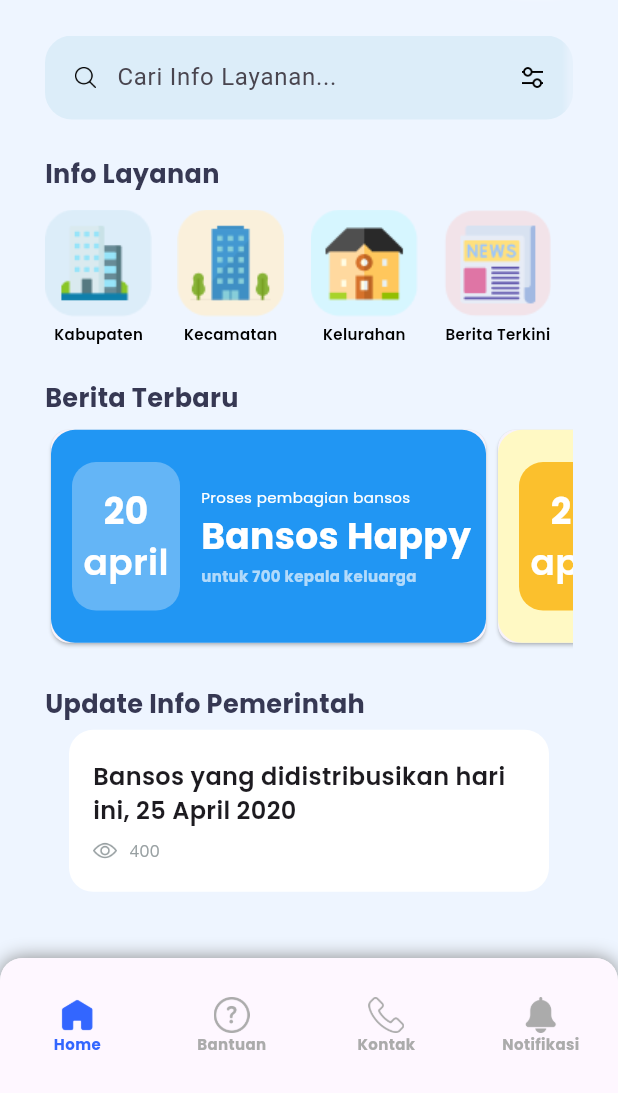
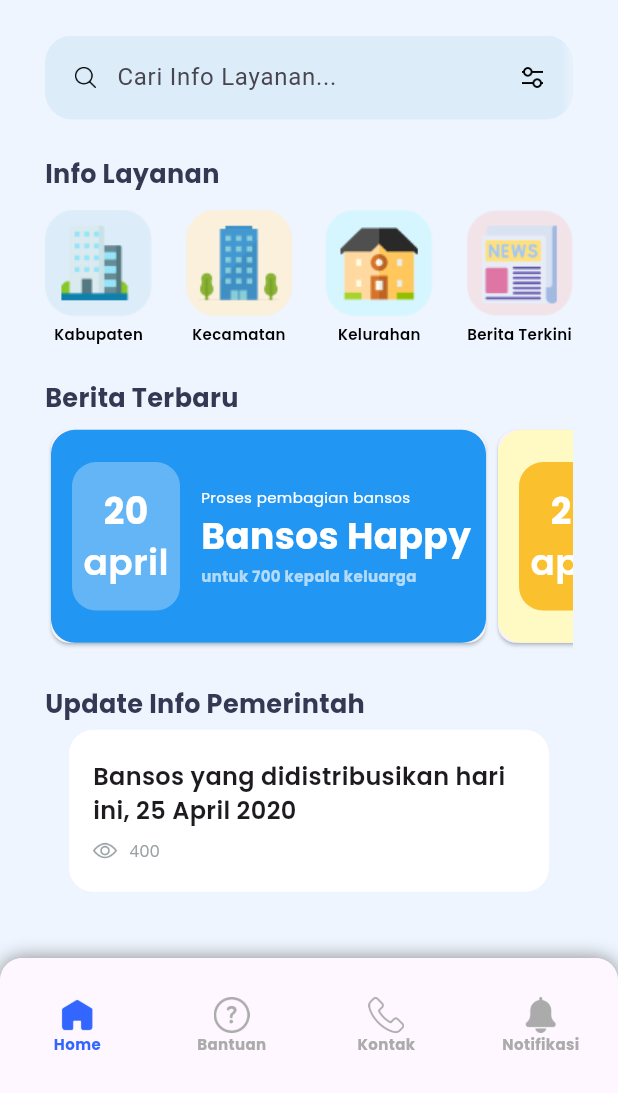
Before and after one commit to aldisakti2/Nusantara-News-App, a Flutter app: the screen it shows once a user with an empty profile is signed in, on a phone screen of 412 x 824 dp, the part 143-1236 px from its top. Run offline on Flutter 3.47's test engine with Material 3 defaults, Android fonts, the phone set to English and light mode, and no system bars; our stand-ins replace bloc, firebase_auth, firebase_core, flutter_bloc, google_fonts, google_sign_in and 1 more; accounts and stored records are empty; network calls fail.

Commit message:
home_page

```diff
--- a/lib/pages/home_page.dart
+++ b/lib/pages/home_page.dart
@@ -99,16 +99,15 @@ class HomePage extends StatelessWidget {
                     children: [
                       _infoLayanan(
                           'assets/images/kabupaten.png', 'Kabupaten', () {}),
-                      SizedBox(width: 10),
+                      SizedBox(width: 9),
                       _infoLayanan(
                           'assets/images/kecamatan.png', 'Kecamatan', () {}),
-                      SizedBox(width: 11.09),
+                      SizedBox(width: 9),
                       _infoLayanan(
                           'assets/images/kelurahan.png', 'Kelurahan', () {}),
-                      SizedBox(width: 11.09),
+                      SizedBox(width: 9),
                       _infoLayanan(
                           'assets/images/berita.png', 'Berita Terkini', () {}),
-                          SizedBox(width: 11.09),
                     ],
                   ),
                   SizedBox(
```
